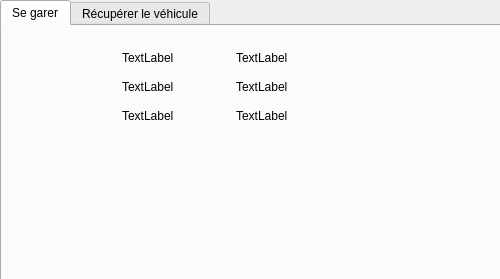
Before: the Qt Designer form UI/consumer_subscriver.ui in matthieupenchenat81/DreamPark, drawn with Qt 5.
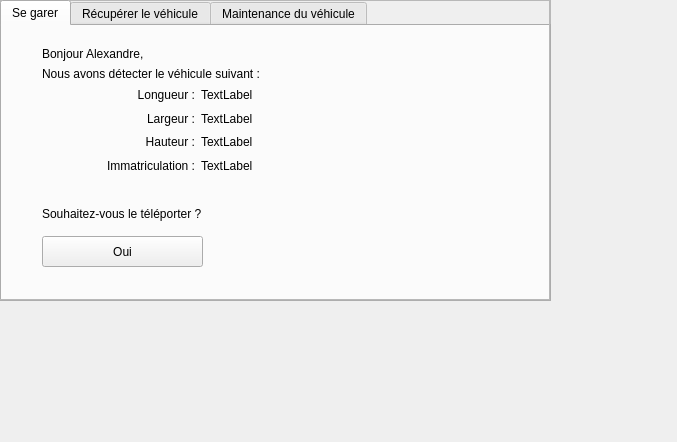
After: the same form once the commit is applied.

Diff of the .ui file:
```diff
--- a/UI/consumer_subscriver.ui
+++ b/UI/consumer_subscriver.ui
@@ -6,51 +6,101 @@
    <rect>
     <x>0</x>
     <y>0</y>
-    <width>500</width>
-    <height>279</height>
+    <width>677</width>
+    <height>442</height>
    </rect>
   </property>
   <property name="windowTitle">
    <string>MainWindow</string>
   </property>
   <widget class="QWidget" name="centralwidget">
+   <widget class="QFrame" name="frame">
+    <property name="enabled">
+     <bool>true</bool>
+    </property>
+    <property name="geometry">
+     <rect>
+      <x>0</x>
+      <y>0</y>
+      <width>551</width>
+      <height>301</height>
+     </rect>
+    </property>
+    <property name="autoFillBackground">
+     <bool>false</bool>
+    </property>
+    <property name="frameShape">
+     <enum>QFrame::StyledPanel</enum>
+    </property>
+    <property name="frameShadow">
+     <enum>QFrame::Raised</enum>
+    </property>
    <widget class="QTabWidget" name="tabWidget">
+     <property name="enabled">
+      <bool>true</bool>
+     </property>
     <property name="geometry">
      <rect>
       <x>0</x>
       <y>0</y>
-      <width>511</width>
-      <height>281</height>
+       <width>551</width>
+       <height>301</height>
      </rect>
     </property>
     <property name="currentIndex">
      <number>0</number>
     </property>
     <widget class="QWidget" name="tab">
+      <property name="enabled">
+       <bool>true</bool>
+      </property>
      <attribute name="title">
       <string>Se garer</string>
      </attribute>
      <widget class="QWidget" name="gridLayoutWidget">
       <property name="geometry">
        <rect>
-        <x>120</x>
-        <y>20</y>
-        <width>221</width>
-        <height>81</height>
+         <x>100</x>
+         <y>60</y>
+         <width>191</width>
+         <height>88</height>
        </rect>
       </property>
       <layout class="QGridLayout" name="gridLayout">
-       <item row="1" column="0">
-        <widget class="QLabel" name="label_3">
+        <item row="3" column="0">
+         <widget class="QLabel" name="txt_imm">
+          <property name="text">
+           <string>Immatriculation :</string>
+          </property>
+          <property name="alignment">
+           <set>Qt::AlignRight|Qt::AlignTrailing|Qt::AlignVCenter</set>
+          </property>
+         </widget>
+        </item>
+        <item row="3" column="1">
+         <widget class="QLabel" name="txt_immv">
          <property name="text">
           <string>TextLabel</string>
          </property>
         </widget>
        </item>
        <item row="0" column="0">
-        <widget class="QLabel" name="label">
+         <widget class="QLabel" name="txt_lng">
          <property name="text">
-          <string>TextLabel</string>
+           <string>Longueur :</string>
+          </property>
+          <property name="alignment">
+           <set>Qt::AlignRight|Qt::AlignTrailing|Qt::AlignVCenter</set>
+          </property>
+         </widget>
+        </item>
+        <item row="1" column="0">
+         <widget class="QLabel" name="txt_lrg">
+          <property name="text">
+           <string>Largeur :</string>
+          </property>
+          <property name="alignment">
+           <set>Qt::AlignRight|Qt::AlignTrailing|Qt::AlignVCenter</set>
          </property>
         </widget>
        </item>
@@ -64,7 +114,10 @@
        <item row="2" column="0">
         <widget class="QLabel" name="label_4">
          <property name="text">
-          <string>TextLabel</string>
+           <string>Hauteur :</string>
+          </property>
+          <property name="alignment">
+           <set>Qt::AlignRight|Qt::AlignTrailing|Qt::AlignVCenter</set>
          </property>
         </widget>
        </item>
@@ -84,12 +137,115 @@
        </item>
       </layout>
      </widget>
+      <widget class="QLabel" name="label_10">
+       <property name="geometry">
+        <rect>
+         <x>40</x>
+         <y>40</y>
+         <width>221</width>
+         <height>16</height>
+        </rect>
+       </property>
+       <property name="text">
+        <string>Nous avons détecter le véhicule suivant :</string>
+       </property>
+      </widget>
+      <widget class="QLabel" name="label_11">
+       <property name="geometry">
+        <rect>
+         <x>40</x>
+         <y>180</y>
+         <width>221</width>
+         <height>16</height>
+        </rect>
+       </property>
+       <property name="text">
+        <string>Souhaitez-vous le téléporter ?</string>
+       </property>
+      </widget>
+      <widget class="QPushButton" name="btn_teleport">
+       <property name="geometry">
+        <rect>
+         <x>40</x>
+         <y>210</y>
+         <width>161</width>
+         <height>31</height>
+        </rect>
+       </property>
+       <property name="text">
+        <string>Oui</string>
+       </property>
+      </widget>
+      <widget class="QLabel" name="label">
+       <property name="geometry">
+        <rect>
+         <x>40</x>
+         <y>20</y>
+         <width>241</width>
+         <height>16</height>
+        </rect>
+       </property>
+       <property name="text">
+        <string>Bonjour Alexandre,</string>
+       </property>
+      </widget>
     </widget>
     <widget class="QWidget" name="tab_2">
      <attribute name="title">
       <string>Récupérer le véhicule</string>
      </attribute>
-    </widget>
+      <widget class="QPushButton" name="pushButton">
+       <property name="geometry">
+        <rect>
+         <x>100</x>
+         <y>170</y>
+         <width>291</width>
+         <height>51</height>
+        </rect>
+       </property>
+       <property name="text">
+        <string>Récupérer maintenant</string>
+       </property>
+      </widget>
+      <widget class="QLabel" name="label_9">
+       <property name="geometry">
+        <rect>
+         <x>30</x>
+         <y>80</y>
+         <width>431</width>
+         <height>51</height>
+        </rect>
+       </property>
+       <property name="text">
+        <string>Votre véhicule immaticulé 12-ABS-31  est actuellement dans notre parking.</string>
+       </property>
+       <property name="alignment">
+        <set>Qt::AlignCenter</set>
+       </property>
+      </widget>
+     </widget>
+     <widget class="QWidget" name="tab_3">
+      <attribute name="title">
+       <string>Maintenance du véhicule</string>
+      </attribute>
+     </widget>
+    </widget>
+   </widget>
+   <widget class="QFrame" name="frame_2">
+    <property name="geometry">
+     <rect>
+      <x>-1</x>
+      <y>-1</y>
+      <width>551</width>
+      <height>301</height>
+     </rect>
+    </property>
+    <property name="frameShape">
+     <enum>QFrame::StyledPanel</enum>
+    </property>
+    <property name="frameShadow">
+     <enum>QFrame::Raised</enum>
+    </property>
    </widget>
   </widget>
  </widget>
```
Left out of the diff: 8 changed lines with no effect on the pictures. Lines whose indentation alone changed are shown as unchanged.
